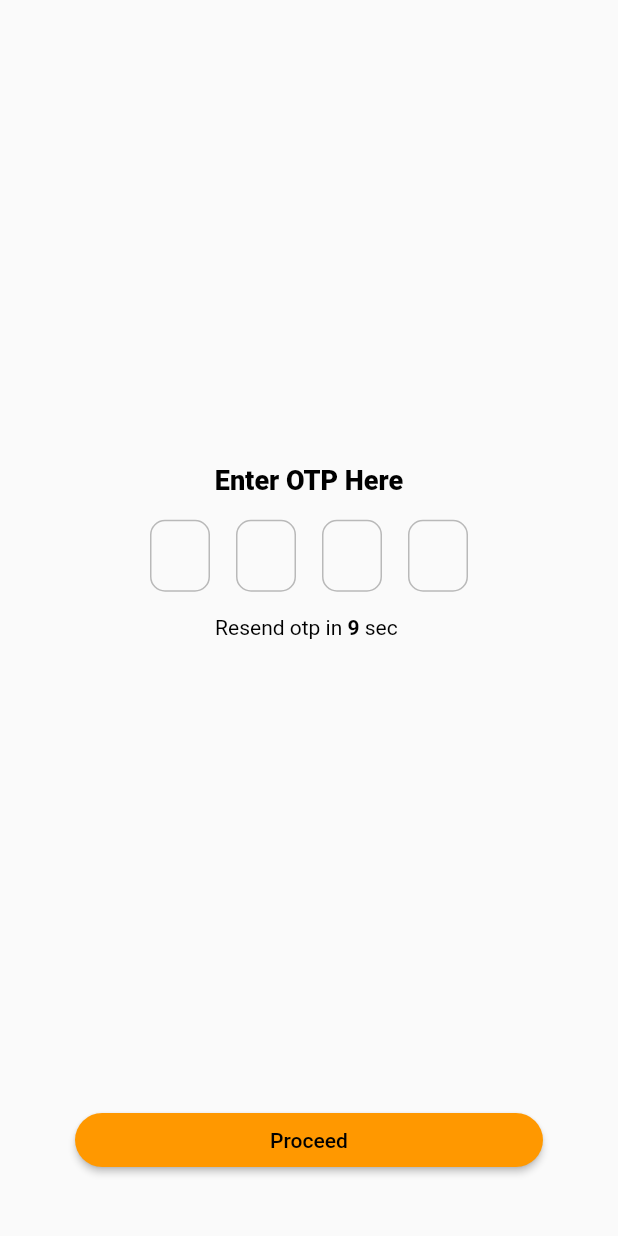
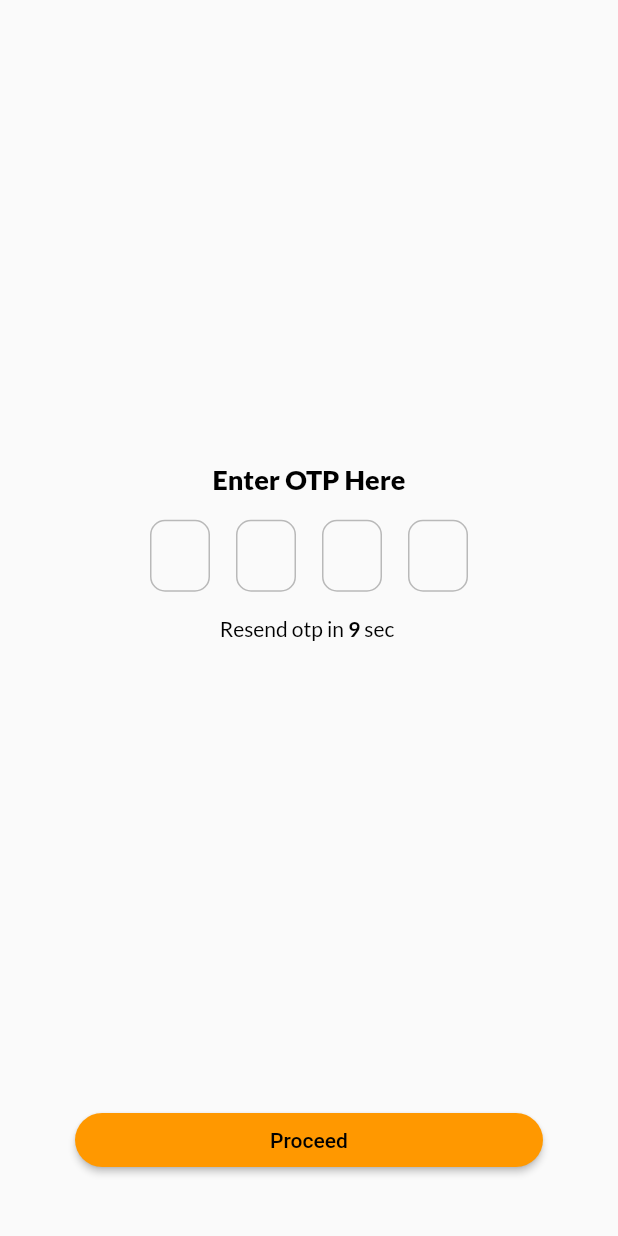
Before and after one commit to parvinder8/sifabso_driver_app, a Flutter app: the OtpPage screen opened by its route, on a phone screen of 412 x 824 dp. Run offline on Flutter 3.47's test engine with Material 2 defaults, Android fonts, the phone set to English and light mode, and no system bars; drawn by our look-alikes of otp_text_field; our stand-ins replace google_fonts, shared_preferences, webview_flutter; accounts and stored records are empty.

```diff
--- a/lib/main.dart
+++ b/lib/main.dart
@@ -1,6 +1,6 @@
 import 'package:flutter/material.dart';
-import 'package:sifabso_driver_app/utils/constant.dart';
-import 'package:sifabso_driver_app/utils/shared_pref.dart';
+import 'package:turns_fleet/utils/constant.dart';
+import 'package:turns_fleet/utils/shared_pref.dart';
 
 var _initialRoute = "store";
 
@@ -19,7 +19,7 @@ class MyApp extends StatelessWidget {
   Widget build(BuildContext context) {
     return MaterialApp(
       debugShowCheckedModeBanner: false,
-      title: 'Flutter Demo',
+      title: 'Turns Fleet',
       theme: ThemeData(
         primarySwatch: Colors.orange,
       ),
--- a/lib/screens/otp.dart
+++ b/lib/screens/otp.dart
@@ -1,11 +1,13 @@
 import 'dart:async';
 import 'dart:convert';
+
 import 'package:flutter/material.dart';
+import 'package:google_fonts/google_fonts.dart';
 import 'package:http/http.dart' as http;
 import 'package:otp_text_field/otp_field.dart';
 import 'package:otp_text_field/style.dart';
-import 'package:sifabso_driver_app/response/verify_driver_login.dart';
-import 'package:sifabso_driver_app/utils/shared_pref.dart';
+import 'package:turns_fleet/response/verify_driver_login.dart';
+import 'package:turns_fleet/utils/shared_pref.dart';
 
 import '../navigation/navigation.dart';
 import '../response/driver_login_response.dart';
@@ -150,12 +152,11 @@ class _OtpPageState extends State<OtpPage> {
               mainAxisAlignment: MainAxisAlignment.center,
               crossAxisAlignment: CrossAxisAlignment.center,
               children: [
-                const Text(
+                Text(
                   "Enter OTP Here",
-                  style: TextStyle(
+                  style: GoogleFonts.lato(
                     color: Colors.black,
                     fontSize: 18.0,
-                    overflow: TextOverflow.ellipsis,
                     fontWeight: FontWeight.w800,
                   ),
                 ),
@@ -167,7 +168,7 @@ class _OtpPageState extends State<OtpPage> {
                       width: MediaQuery.of(context).size.width - 200,
                       fieldWidth: 40.0,
                       fieldStyle: FieldStyle.box,
-                      style: const TextStyle(fontSize: 18.0),
+                      style: GoogleFonts.lato(fontSize: 18.0),
                       onChanged: (value) => {
                         if (value.length == 4)
                           {
@@ -204,7 +205,7 @@ class _OtpPageState extends State<OtpPage> {
                       )
                     : RichText(
                         text: TextSpan(
-                            style: const TextStyle(
+                            style: GoogleFonts.lato(
                               fontSize: 14.0,
                               color: Colors.black,
                             ),
@@ -214,7 +215,7 @@ class _OtpPageState extends State<OtpPage> {
                               ),
                               TextSpan(
                                   text: "$start ",
-                                  style: const TextStyle(
+                                  style: GoogleFonts.lato(
                                       fontWeight: FontWeight.bold)),
                               const TextSpan(text: "sec "),
                             ]),
```
Also changed, not shown: lib/screens/driver_login.dart (+10 -9 lines), lib/screens/store_login.dart (+9 -8 lines), lib/screens/web_screen.dart (+5 -3 lines), pubspec.yaml (+15 -4 lines), assets/images/driver_turns_logo.png (added), pubspec.lock, 30 other files.
